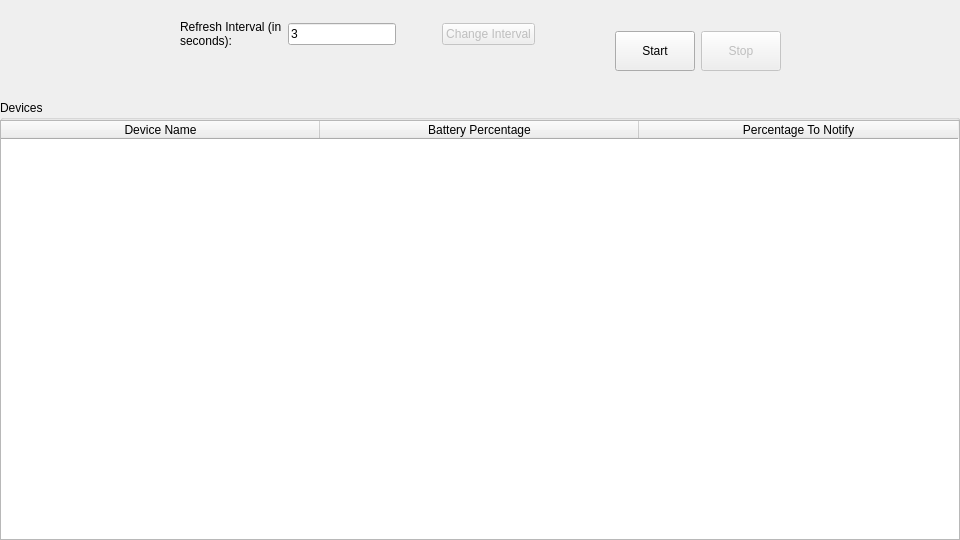
The window that gui/design_template/interface_design.ui (TryingOutSomething/BatteryTrackerServer) describes before a commit, drawn with Qt 5.
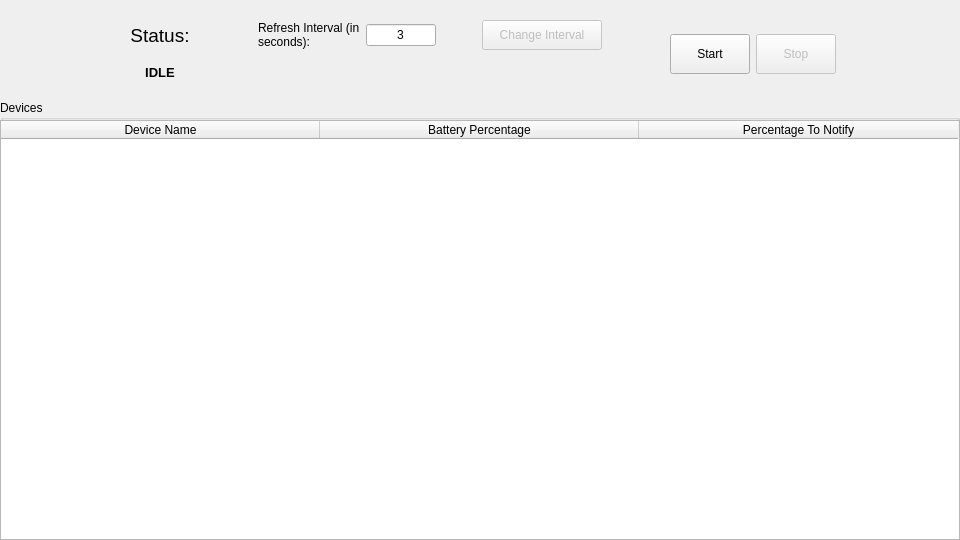
The same window after the commit.

Commit message:
feat: display gui status
This commit includes statuses to inform operations performed by the
gui.

```diff
--- a/gui/design_template/interface_design.ui
+++ b/gui/design_template/interface_design.ui
@@ -87,16 +87,70 @@
     </column>
    </widget>
   </widget>
-  <widget class="QWidget" name="layoutWidget">
+  <widget class="QWidget" name="">
    <property name="geometry">
     <rect>
-     <x>180</x>
+     <x>130</x>
      <y>20</y>
-     <width>601</width>
-     <height>62</height>
+     <width>706</width>
+     <height>68</height>
     </rect>
    </property>
    <layout class="QHBoxLayout" name="horizontalLayout">
+    <item>
+     <layout class="QVBoxLayout" name="statusContainer">
+      <item>
+       <widget class="QLabel" name="statusTitleLabel">
+        <property name="font">
+         <font>
+          <pointsize>14</pointsize>
+         </font>
+        </property>
+        <property name="text">
+         <string>Status:</string>
+        </property>
+        <property name="alignment">
+         <set>Qt::AlignCenter</set>
+        </property>
+       </widget>
+      </item>
+      <item>
+       <widget class="QLabel" name="statusLabel">
+        <property name="font">
+         <font>
+          <pointsize>10</pointsize>
+          <bold>true</bold>
+         </font>
+        </property>
+        <property name="styleSheet">
+         <string notr="true">color: '#e91e63'</string>
+        </property>
+        <property name="text">
+         <string>IDLE</string>
+        </property>
+        <property name="textFormat">
+         <enum>Qt::RichText</enum>
+        </property>
+        <property name="alignment">
+         <set>Qt::AlignCenter</set>
+        </property>
+       </widget>
+      </item>
+     </layout>
+    </item>
+    <item>
+     <spacer name="horizontalSpacer_3">
+      <property name="orientation">
+       <enum>Qt::Horizontal</enum>
+      </property>
+      <property name="sizeHint" stdset="0">
+       <size>
+        <width>40</width>
+        <height>20</height>
+       </size>
+      </property>
+     </spacer>
+    </item>
     <item>
      <layout class="QVBoxLayout" name="changeIntervalParentContainer">
       <item>
@@ -119,7 +173,7 @@
           <item>
            <widget class="QLineEdit" name="intervalInput">
             <property name="sizePolicy">
-             <sizepolicy hsizetype="Fixed" vsizetype="Fixed">
+             <sizepolicy hsizetype="Maximum" vsizetype="Fixed">
               <horstretch>0</horstretch>
               <verstretch>0</verstretch>
              </sizepolicy>
@@ -130,6 +184,12 @@
               <height>0</height>
              </size>
             </property>
+            <property name="maximumSize">
+             <size>
+              <width>70</width>
+              <height>16777215</height>
+             </size>
+            </property>
             <property name="text">
              <string>3</string>
             </property>
@@ -137,7 +197,7 @@
              <number>1</number>
             </property>
             <property name="alignment">
-             <set>Qt::AlignLeading|Qt::AlignLeft|Qt::AlignVCenter</set>
+             <set>Qt::AlignCenter</set>
             </property>
             <property name="placeholderText">
              <string/>
@@ -164,6 +224,12 @@
           <property name="enabled">
            <bool>false</bool>
           </property>
+          <property name="minimumSize">
+           <size>
+            <width>120</width>
+            <height>30</height>
+           </size>
+          </property>
           <property name="text">
            <string>Change Interval</string>
           </property>
```
The commit also changes 4 other files.
